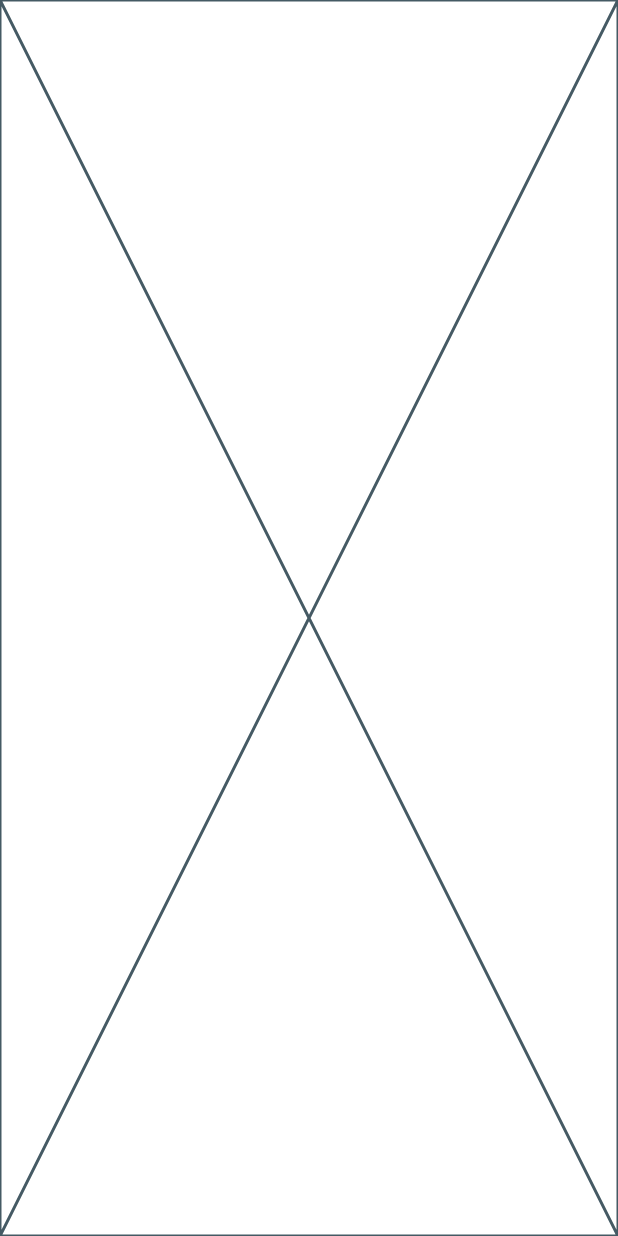
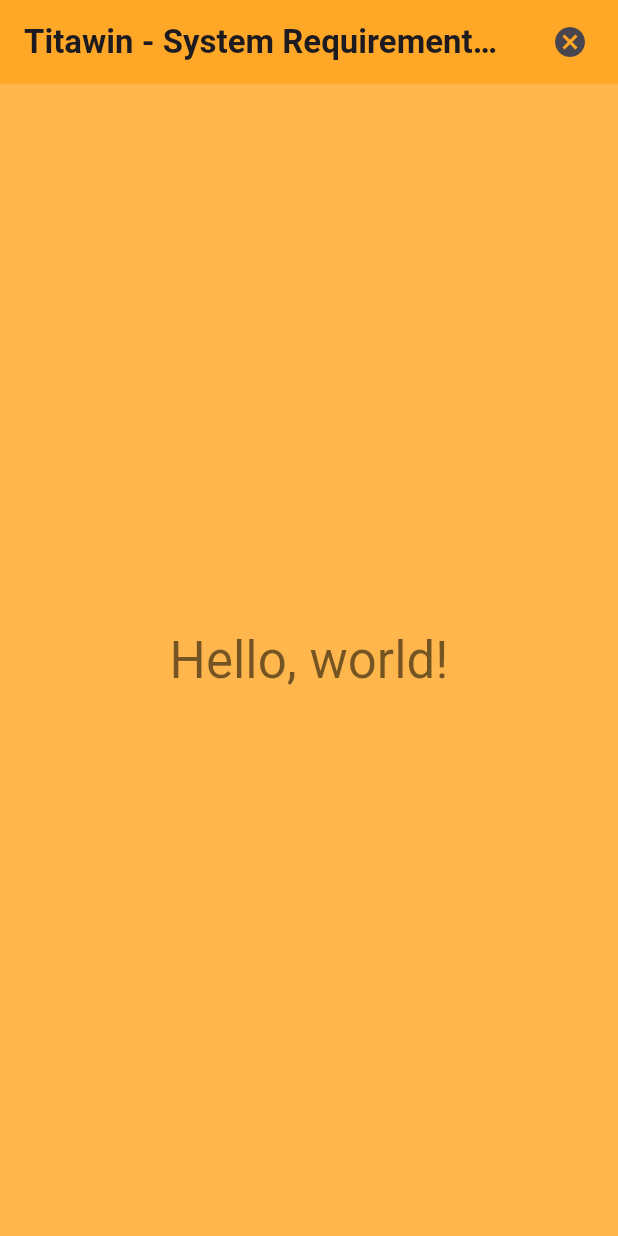
Before and after one commit to Hardenberg/titawin, a Flutter app: the screen it shows after launch, on a phone screen of 412 x 824 dp. Run offline on Flutter 3.47's test engine with Material 2 defaults, Android fonts, the phone set to English and light mode, and no system bars; missing offline and left inert: window_manager.

Commit message:
init Application

```diff
--- a/lib/main.dart
+++ b/lib/main.dart
@@ -1,6 +1,26 @@
 import 'package:flutter/material.dart';
+import 'package:window_manager/window_manager.dart';
+import 'dart:io';
 
-void main() {
+void main() async {
+  WidgetsFlutterBinding.ensureInitialized();
+
+  await windowManager.ensureInitialized();
+
+  WindowOptions windowOptions = WindowOptions(
+    size: Size(800, 600),
+    center: true,
+    backgroundColor: Colors.transparent,
+    skipTaskbar: true,
+    titleBarStyle: TitleBarStyle.hidden,
+    alwaysOnTop: true,
+  );
+
+  windowManager.waitUntilReadyToShow(windowOptions, () async {
+    await windowManager.show();
+    await windowManager.focus();
+  });
+
   runApp(const MyApp());
 }
 
@@ -10,12 +30,40 @@ class MyApp extends StatelessWidget {
   @override
   Widget build(BuildContext context) {
     return MaterialApp(
-      title: 'Flutter Demo',
-      theme: ThemeData(
-        colorScheme: ColorScheme.fromSeed(seedColor: Colors.deepPurple),
-        useMaterial3: true,
-      ),
-      home: const Placeholder(),
-    );
+        debugShowCheckedModeBanner: false,
+        title: 'Flutter Demo',
+        theme: ThemeData(
+          colorScheme: ColorScheme.fromSeed(seedColor: Colors.deepPurple),
+          useMaterial3: true,
+        ),
+        home: Scaffold(
+          appBar: AppBar(
+            title: const Text(
+              'Titawin - System Requirements Checker',
+              style: TextStyle(fontWeight: FontWeight.bold),
+            ),
+            backgroundColor: Colors.orange.shade400,
+            actions: [
+              Padding(
+                padding: EdgeInsets.only(right: 8),
+                child: IconButton(
+                  icon: const Icon(Icons.cancel),
+                  onPressed: () {
+                    exit(0);
+                  },
+                ),
+              )
+            ],
+          ),
+          body: ColoredBox(
+            color: Colors.orange.shade300,
+            child: Center(
+              child: Text(
+                'Hello, world!',
+                style: Theme.of(context).textTheme.headlineMedium,
+              ),
+            ),
+          ),
+        ));
   }
 }
--- a/pubspec.yaml
+++ b/pubspec.yaml
@@ -11,6 +11,7 @@ dependencies:
     sdk: flutter
 
   cupertino_icons: ^1.0.2
+  window_manager: ^0.3.4
 
 dev_dependencies:
   flutter_test:
```
Also changed, not shown: pubspec.lock, 3 other files.
